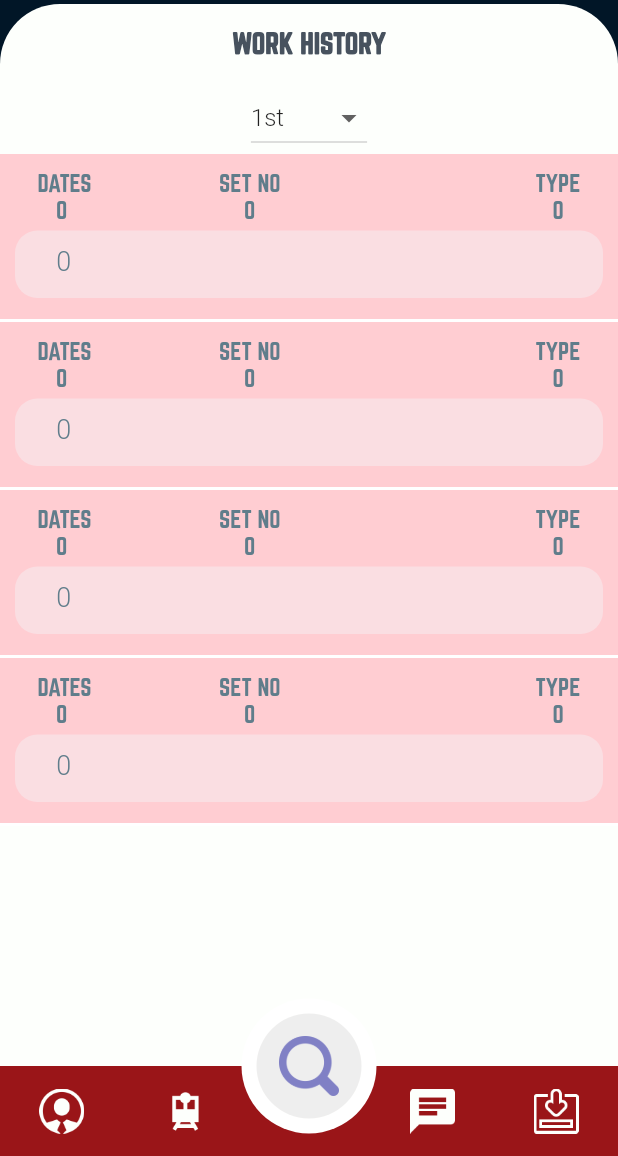
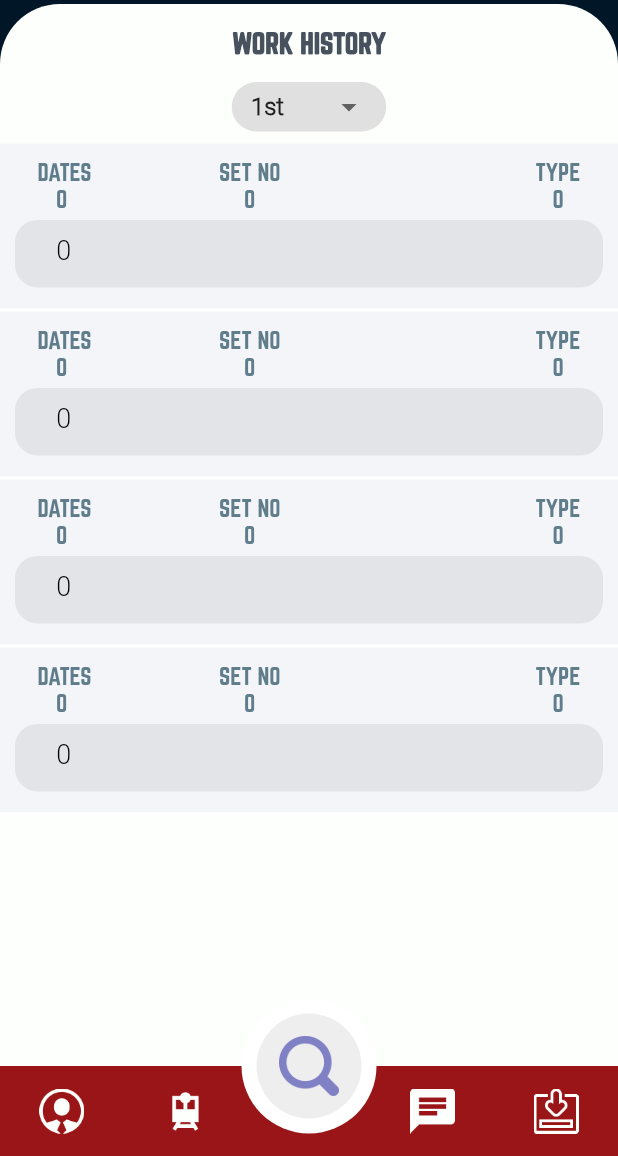
Before and after one commit to yehlosoft/servicemanager, a Flutter app: the WorkHistory screen opened directly, on a phone screen of 412 x 824 dp, the part 80-1236 px from its top. Run offline on Flutter 3.47's test engine with Material 2 defaults, Android fonts, the phone set to English and light mode, and no system bars; drawn by our look-alikes of auto_size_text; our stand-ins replace flutter_dash, flutter_local_notifications, flutter_secure_storage, getflutter, graphql_flutter, table_calendar and 1 more; missing offline and left inert: workmanager; accounts and stored records are empty.

Commit message:
new changes

```diff
--- a/lib/homescreen_buttons/work history.dart
+++ b/lib/homescreen_buttons/work history.dart
@@ -107,12 +107,35 @@ class _WorkHistoryState extends State<WorkHistory> {
                 padding: const EdgeInsets.all(15),
                 child: head("work history"),
               ),
-              DropdownButton(
-                hint: Text("Choose"),
+              Padding(
+                padding: const EdgeInsets.only(bottom: 8.0),
+                child: Container(
+                  alignment: Alignment.center,
+                  decoration: BoxDecoration(
+                    borderRadius: BorderRadius.circular(25),
+                    color: Colors.grey[300],
+                  ),
+                  height: screenHeight * 0.04,
+                  width: screenWidth * 0.25,
+                  child: DropdownButton(
+                    underline: Container(
+                      color: Colors.transparent,
+                    ),
+                    hint: Text(
+                      "Choose",
+                      style: TextStyle(
+                        fontWeight: FontWeight.bold,
+                      ),
+                    ),
                     value: _value,
                     items: [
                       DropdownMenuItem(
-                    child: Text("1st"),
+                        child: Text(
+                          "1st",
+                          style: TextStyle(
+                            fontWeight: FontWeight.bold,
+                          ),
+                        ),
                         value: 1,
                         onTap: () {
                           setState(() {
@@ -121,7 +144,12 @@ class _WorkHistoryState extends State<WorkHistory> {
                         },
                       ),
                       DropdownMenuItem(
-                    child: Text("2nd"),
+                        child: Text(
+                          "2nd",
+                          style: TextStyle(
+                            fontWeight: FontWeight.bold,
+                          ),
+                        ),
                         value: 2,
                         onTap: () {
                           setState(() {
@@ -130,7 +158,12 @@ class _WorkHistoryState extends State<WorkHistory> {
                         },
                       ),
                       DropdownMenuItem(
-                    child: Text("3rd"),
+                        child: Text(
+                          "3rd",
+                          style: TextStyle(
+                            fontWeight: FontWeight.bold,
+                          ),
+                        ),
                         value: 3,
                         onTap: () {
                           setState(() {
@@ -139,7 +172,12 @@ class _WorkHistoryState extends State<WorkHistory> {
                         },
                       ),
                       DropdownMenuItem(
-                    child: Text("4th"),
+                        child: Text(
+                          "4th",
+                          style: TextStyle(
+                            fontWeight: FontWeight.bold,
+                          ),
+                        ),
                         value: 4,
                         onTap: () {
                           setState(() {
@@ -154,14 +192,39 @@ class _WorkHistoryState extends State<WorkHistory> {
                       });
                     },
                   ),
+                ),
+              ),
               Expanded(
+                child: RefreshIndicator(
+                  onRefresh: () async {
+                    setState(() {
+                      items = [
+                        1,
+                        2,
+                        3,
+                        4,
+                        5,
+                        6,
+                        7,
+                        8,
+                        9,
+                        10,
+                        16,
+                        26,
+                        36,
+                        45,
+                        45
+                      ];
+                    });
+                    await _refresh_work_history();
+                  },
                   child: ListView.builder(
                     itemCount: items.length,
                     itemBuilder: (BuildContext context, int i) {
                       return Column(
                         children: [
                           Container(
-                          color: Colors.red[100],
+                            color: Color(0xfff4f5f9),
                             height: 110,
                             padding: EdgeInsets.all(10),
                             child: Column(
@@ -182,7 +245,8 @@ class _WorkHistoryState extends State<WorkHistory> {
                                                 fontFamily: "Norwester",
                                               )),
                                         ),
-                                      AutoSizeText("   " + items[i].toString(),
+                                        AutoSizeText(
+                                            "   " + items[i].toString(),
                                             style: TextStyle(
                                               fontSize: 15,
                                               color: Colors.blueGrey,
@@ -210,7 +274,8 @@ class _WorkHistoryState extends State<WorkHistory> {
                                       height: 5,
                                     ),
                                     Padding(
-                                    padding: const EdgeInsets.only(right: 15.0),
+                                      padding:
+                                          const EdgeInsets.only(right: 15.0),
                                       child: Column(
                                         children: [
                                           AutoSizeText("TYPE",
@@ -235,14 +300,16 @@ class _WorkHistoryState extends State<WorkHistory> {
                                   height: 45,
                                   decoration: BoxDecoration(
                                     borderRadius: BorderRadius.circular(15),
-                                  color: Color(0xfff4f5f9).withOpacity(0.42),
+                                    color: Colors.grey.withOpacity(0.20),
                                   ),
                                   width: double.infinity,
                                   padding: EdgeInsets.all(10.0),
                                   child: AutoSizeText(
                                     "    " + items[i].toString(),
                                     style: TextStyle(
-                                      fontSize: 18, color: Colors.blueGrey),
+                                      fontSize: 18,
+                                      color: Colors.black,
+                                    ),
                                   ),
                                 ),
                                 //SizedBox(height:5),
@@ -259,9 +326,16 @@ class _WorkHistoryState extends State<WorkHistory> {
                     },
                   ),
                 ),
+              ),
               SizedBox(height: 130)
             ],
           )),
     );
   }
 }
+
+// ignore: non_constant_identifier_names
+Future<Null> _refresh_work_history() async {
+  Future.delayed(Duration(seconds: 2));
+  return null;
+}
```
Also changed, not shown: lib/homescreen_buttons/roaster.dart (+4 -3 lines). Lines whose indentation alone changed are shown as unchanged.
